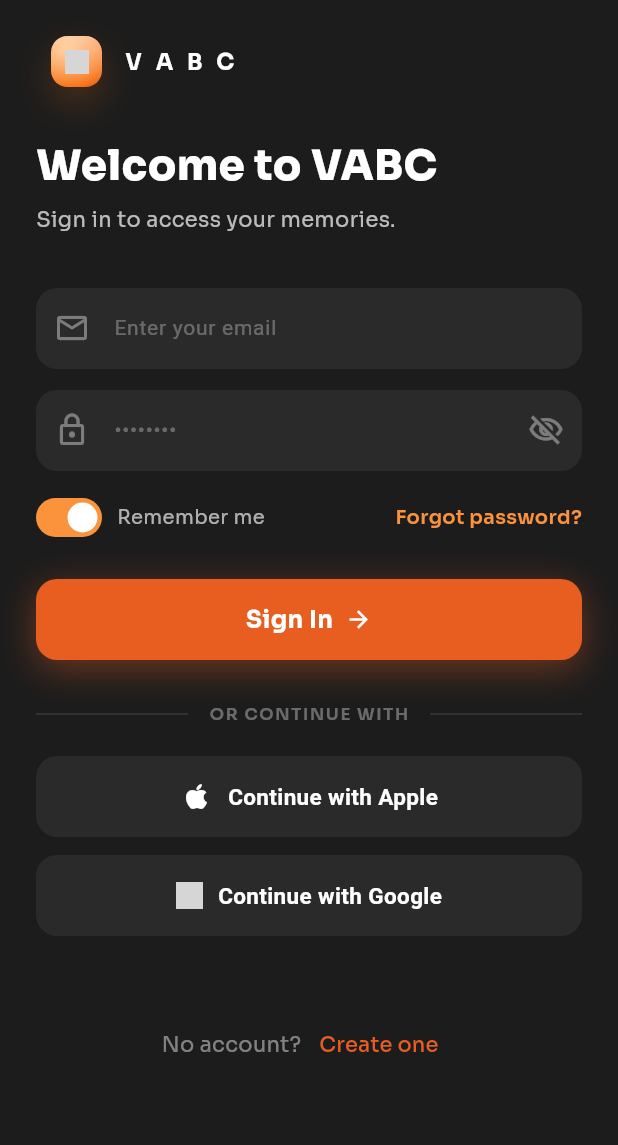
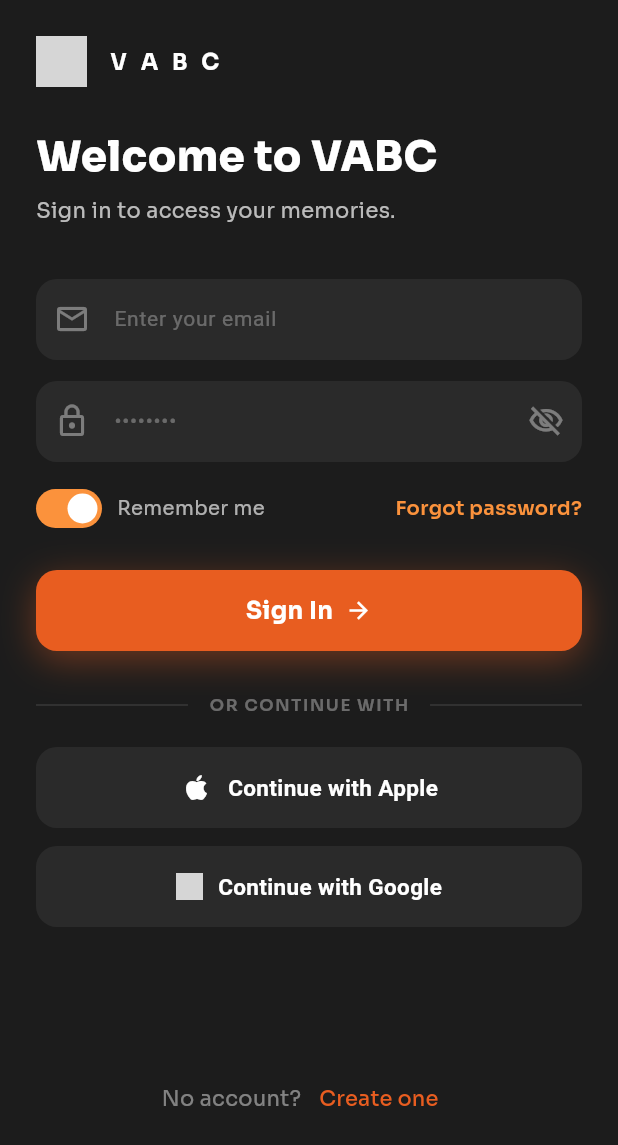
Before and after one commit to patidarritik180-web/vabc_app, a Flutter app: the screen it shows after launch, after a tap on "Skip", on a phone screen of 412 x 824 dp. Shown: the top 1145 px of the screen. Run offline on Flutter 3.47's test engine with Material 3 defaults, Android fonts, the phone set to English and light mode, and no system bars; our stand-ins replace get, google_fonts, smooth_page_indicator; grey boxes are pictures that could not be loaded.

Commit message:
Initial commit

```diff
--- a/lib/screens/create_account/signup_page.dart
+++ b/lib/screens/create_account/signup_page.dart
@@ -274,7 +274,7 @@ class SignupPage extends StatelessWidget {
 
                   children: [
                     Text(
-                      'Already a Zaswdmember? ',
+                      'Already a member? ',
                       style: GoogleFonts.sora(
                         color: Colors.white.withOpacity(0.5),
                       ),
--- a/lib/screens/forgot_pass_page/forgot_password_page.dart
+++ b/lib/screens/forgot_pass_page/forgot_password_page.dart
@@ -26,10 +26,15 @@ class ForgotPasswordPage extends StatelessWidget {
                 child: Container(
                   width: 40,
                   height: 40,
+
                   decoration: BoxDecoration(
-                    color: const Color(0xFF2A2A2A),
-                    borderRadius: BorderRadius.circular(12),
+                    borderRadius: BorderRadius.circular(20),
+                    border: Border.all(
+                      color: const Color(0xFFFF6B2C).withOpacity(0.4),
+                    ),
+                    color: const Color(0xFFFF6B2C).withOpacity(0.08),
                   ),
+
                   child: const Icon(
                     Icons.chevron_left,
                     color: Colors.white,
--- a/lib/screens/login_screen/login_controller.dart
+++ b/lib/screens/login_screen/login_controller.dart
@@ -42,7 +42,7 @@ class LoginController extends GetxController {
       Get.snackbar(
         'Error',
         e.toString(),
-        backgroundColor: Colors.red,
+        backgroundColor: Color(0xFFFB923C),
         colorText: Colors.white,
       );
     } finally {
--- a/lib/screens/login_screen/login_page.dart
+++ b/lib/screens/login_screen/login_page.dart
@@ -43,7 +43,7 @@ class LoginPage extends StatelessWidget {
                 ],
               ),
 
-              const SizedBox(height: 36),
+              const SizedBox(height: 30),
 
               // TITLE
               Text(
@@ -278,7 +278,7 @@ class LoginPage extends StatelessWidget {
                 label: 'Continue with Google',
               ),
 
-              const SizedBox(height: 48),
+              const SizedBox(height: 90),
 
               // CREATE ACCOUNT
               Center(
--- a/lib/screens/onboarding_screen/onboarding_page.dart
+++ b/lib/screens/onboarding_screen/onboarding_page.dart
@@ -63,8 +63,8 @@ class _OnboardingPageState extends State<OnboardingPage> {
                 children: [
                   /// CHANGING IMAGE
                   SizedBox(
-                    width: 341,
-                    height: 147,
+                    width: double.infinity,
+                    height: 120,
 
                     child: Image.asset(
                       bottomImages[currentIndex],
@@ -100,7 +100,8 @@ class _OnboardingPageState extends State<OnboardingPage> {
                       ),
 
                       /// BUTTON
-                      GestureDetector(
+                      Container(
+                        child: GestureDetector(
                           onTap: () {
                             if (currentIndex < 2) {
                               _pageController.nextPage(
@@ -176,6 +177,7 @@ class _OnboardingPageState extends State<OnboardingPage> {
                             ),
                           ),
                         ),
+                      ),
                     ],
                   ),
                 ],
--- a/lib/widgets/common_back_button.dart
+++ b/lib/widgets/common_back_button.dart
@@ -8,58 +8,9 @@ class CommonLogoUi extends StatelessWidget {
     return Container(
       width: 34,
       height: 34,
-      margin: EdgeInsets.only(left: 10, right: 10),
+      margin: EdgeInsets.only(right: 10),
 
-      decoration: BoxDecoration(
-        borderRadius: BorderRadius.circular(11),
-        gradient: const RadialGradient(
-          center: Alignment(-0.4, -0.4), // ~30% 30%
-          radius: 1.2,
-          colors: [Color(0xFFFFB76B), Color(0xFFF97316), Color(0xFFC2410C)],
-          stops: [0.0, 0.6, 1.0],
-        ),
-        boxShadow: [
-          BoxShadow(
-            color: Color(0x99F97316), // rgba(249,115,22,0.6)
-            blurRadius: 24,
-            offset: Offset(0, 10),
-            spreadRadius: -6,
-          ),
-        ],
-      ),
-      child: Container(
-        decoration: BoxDecoration(
-          borderRadius: BorderRadius.circular(11),
-          border: Border.all(color: Colors.white.withOpacity(0.002)),
-          gradient: LinearGradient(
-            begin: Alignment.topCenter,
-            end: Alignment.bottomCenter,
-            colors: [
-              Colors.white.withOpacity(0.5),
-              Colors.white.withOpacity(0.0),
-            ],
-          ),
-        ),
-        child: Center(
-          child: SizedBox(
-            width: 16,
-            height: 16,
-
-            // Your icon/image here
-            child: Image.asset(
-              'assets/images/app_logo.png',
-              fit: BoxFit.contain,
-            ),
-
-            // OR use Icon widget
-            // child: Icon(
-            //   Icons.star,
-            //   size: 16,
-            //   color: Colors.white,
-            // ),
-          ),
-        ),
-      ),
+      child: Image.asset("assets/images/logo 1 2.png"),
     );
   }
 }
--- a/lib/widgets/onboarding_card.dart
+++ b/lib/widgets/onboarding_card.dart
@@ -13,13 +13,11 @@ class OnboardingCard extends StatelessWidget {
   Widget build(BuildContext context) {
     return Padding(
       padding: const EdgeInsets.symmetric(horizontal: 20),
-
       child: Column(
         children: [
           /// TOP BAR
           Padding(
             padding: const EdgeInsets.symmetric(vertical: 10),
-
             child: Row(
               crossAxisAlignment: CrossAxisAlignment.center,
               children: [
@@ -30,15 +28,11 @@ class OnboardingCard extends StatelessWidget {
 
                 /// TITLE
                 Text(
-                  "V A B C",
-
+                  "VABC",
                   style: GoogleFonts.sora(
                     color: Colors.black,
-
                     fontSize: 14,
-
                     fontWeight: FontWeight.bold,
-
                     letterSpacing: 2.8,
                   ),
                 ),
@@ -50,14 +44,9 @@ class OnboardingCard extends StatelessWidget {
                   onPressed: () {
                     Get.to(() => LoginPage());
                   },
-
                   child: Text(
                     "Skip",
-
-                    style: GoogleFonts.sora(
-                      color: Colors.black54,
-                      fontSize: 12,
-                    ),
+                    style: GoogleFonts.sora(color: Colors.grey, fontSize: 12),
                   ),
                 ),
               ],
@@ -66,12 +55,10 @@ class OnboardingCard extends StatelessWidget {
 
           /// CENTER IMAGE
           Expanded(
-            child: Padding(
-              padding: const EdgeInsets.only(top: 10, bottom: 20),
-
-              child: SizedBox(
-                width: 346,
-                height: 488,
+            child: Center(
+              child: Container(
+                width: 390,
+                height: 480,
 
                 child: Image.asset(image, fit: BoxFit.contain),
               ),
```
Also changed, not shown: assets/images/logo 1 2.png (added). Lines whose indentation alone changed are shown as unchanged.
